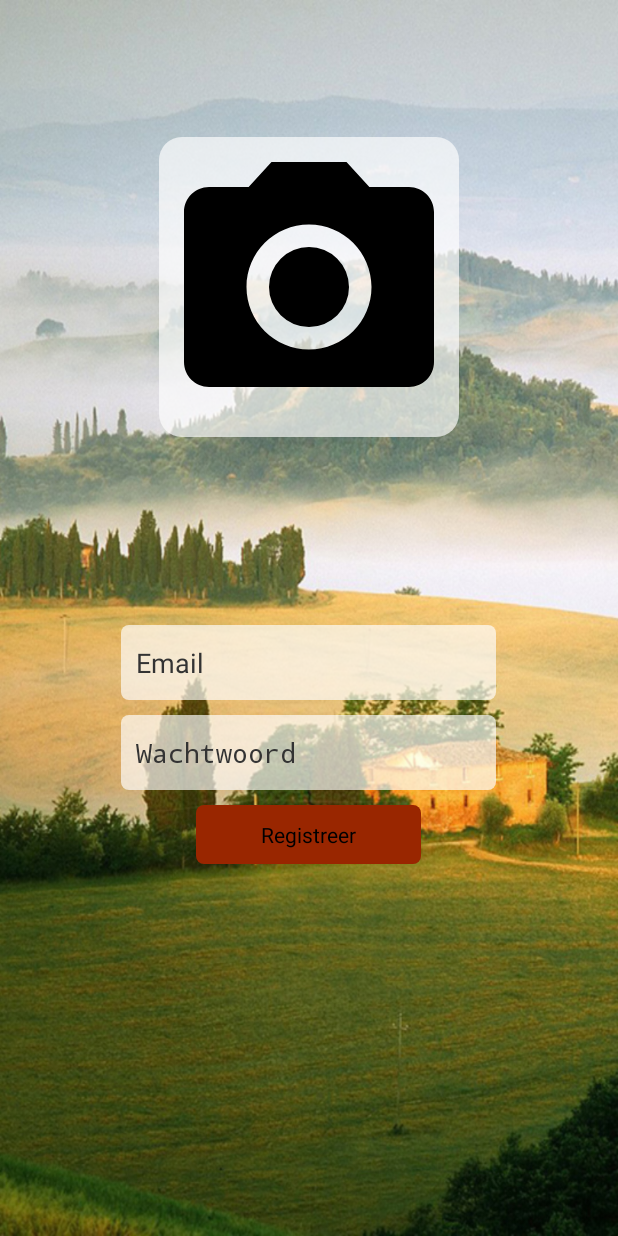
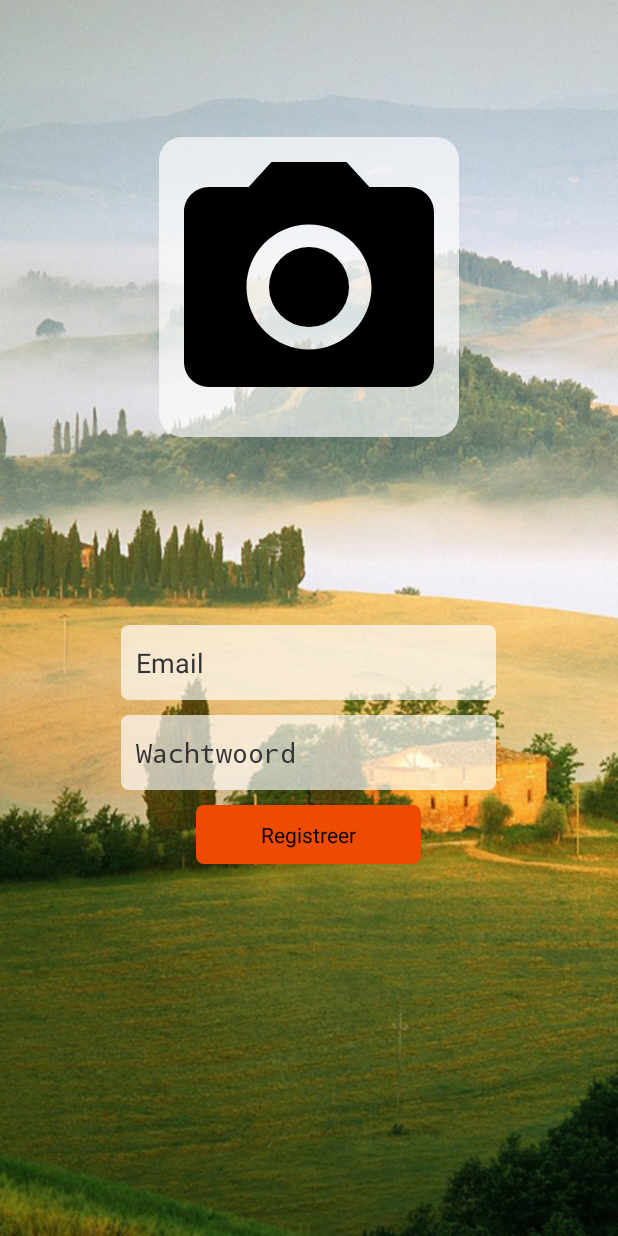
Before and after one commit to Ruben2112/INNO, an Android app: the RegisterActivity screen opened directly, with no data from a screen before it, on a phone screen of 412 x 824 dp. Run offline under Robolectric (Android 15) with nearby library versions, the phone set to English and light mode, and no system bars.

Commit message:
Added font

```diff
--- a/Bourdrbij/app/src/main/java/com/inno/bourdrbij/LogInActivity.java
+++ b/Bourdrbij/app/src/main/java/com/inno/bourdrbij/LogInActivity.java
@@ -2,6 +2,7 @@ package com.inno.bourdrbij;
 
 import android.app.Activity;
 import android.content.Intent;
+import android.graphics.Typeface;
 import android.os.Bundle;
 import android.view.View;
 import android.widget.Button;
@@ -21,5 +22,8 @@ public class LogInActivity extends Activity {
                 startActivity(i);
             }
         });
+
+        Typeface tf = Typeface.createFromAsset(getAssets(),"fonts/verdana.ttf");
+        textfield.setTypeface(tf, Typeface.BOLD);
     }
 }
--- a/Bourdrbij/app/src/main/res/drawable/login_button.xml
+++ b/Bourdrbij/app/src/main/res/drawable/login_button.xml
@@ -5,7 +5,7 @@
     android:shape="rectangle">
     <item>
         <shape>
-            <solid android:color="#992600"/>
+            <solid android:color="#ed4b00"/>
             <corners
                 android:bottomLeftRadius="5dp"
                 android:bottomRightRadius="5dp"
```
Also changed, not shown: Bourdrbij/app/src/main/res/assets/fonts/Metamorphous-Regular.otf (added).
